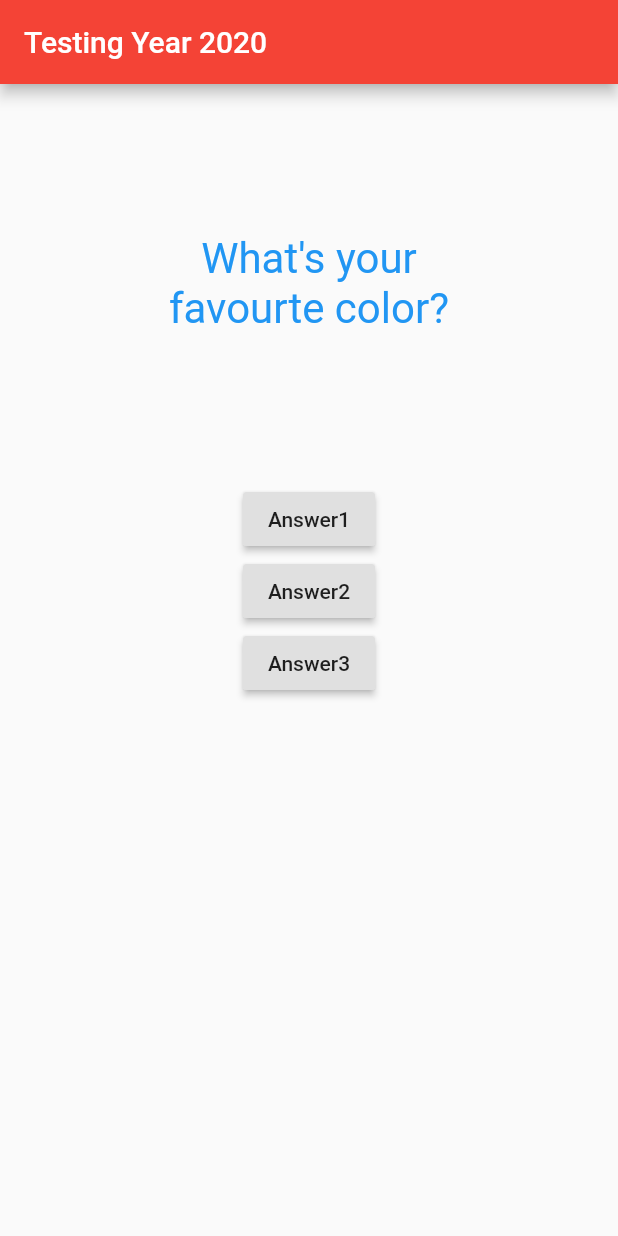
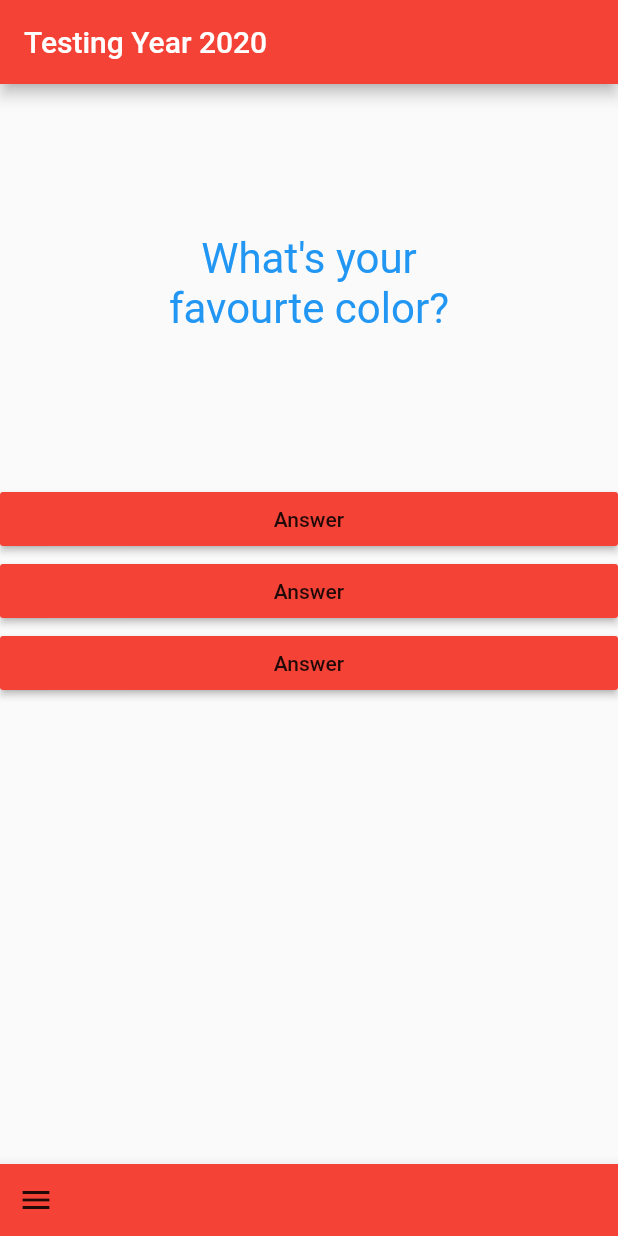
Before and after one commit to dipinkp1993/quiz_app, a Flutter app: the screen it shows after launch, on a phone screen of 412 x 824 dp. Run offline on Flutter 3.47's test engine with Material 2 defaults, Android fonts, the phone set to English and light mode, and no system bars.

Commit message:
answer custom stateless widget created-call back function(function as argument)

```diff
--- /dev/null
+++ b/lib/answer.dart
@@ -0,0 +1,14 @@
+import 'package:flutter/material.dart';
+
+class Answer extends StatelessWidget {
+  final Function answerFun;
+  Answer(this.answerFun);
+  @override
+  Widget build(BuildContext context) {
+    return Container(
+      width: double.infinity,
+      child: RaisedButton(
+          child: Text("Answer"), color: Colors.red, onPressed: answerFun),
+    );
+  }
+}
--- a/lib/main.dart
+++ b/lib/main.dart
@@ -1,5 +1,6 @@
 import 'package:flutter/material.dart';
 import './question.dart';
+import './answer.dart';
 
 void main() {
   runApp(MyApp());
@@ -48,19 +49,22 @@ class _MyAppState extends State<MyApp> {
           children: [
             Question(
                 questions[_questionIndex]), //question widget is custom widget
-            RaisedButton(
-              child: Text("Answer1"),
-              onPressed: _answerQuestion,
-            ),
-            RaisedButton(
-              child: Text("Answer2"),
-              onPressed: _answerQuestion,
-            ),
-            RaisedButton(
-              child: Text("Answer3"),
-              onPressed: _answerQuestion,
-            )
+            Answer(_answerQuestion),
+            Answer(_answerQuestion),
+            Answer(_answerQuestion)
           ],
+        ),
+        bottomNavigationBar: BottomAppBar(
+          color: Colors.red,
+          child: Row(
+            mainAxisAlignment: MainAxisAlignment.spaceBetween,
+            children: <Widget>[
+              IconButton(
+                onPressed: () {},
+                icon: Icon(Icons.menu),
+              ),
+            ],
+          ),
         ),
       ),
     );
--- a/lib/question.dart
+++ b/lib/question.dart
@@ -11,9 +11,9 @@ class Question extends StatelessWidget {
       child: Text(
         questionText,
         style: TextStyle(
-          fontSize: 28,
-          color: Colors.blue,
-        ),
+            fontSize: 28,
+            color: Colors.blue,
+            textBaseline: TextBaseline.ideographic),
         textAlign: TextAlign.center,
       ),
     );
```
